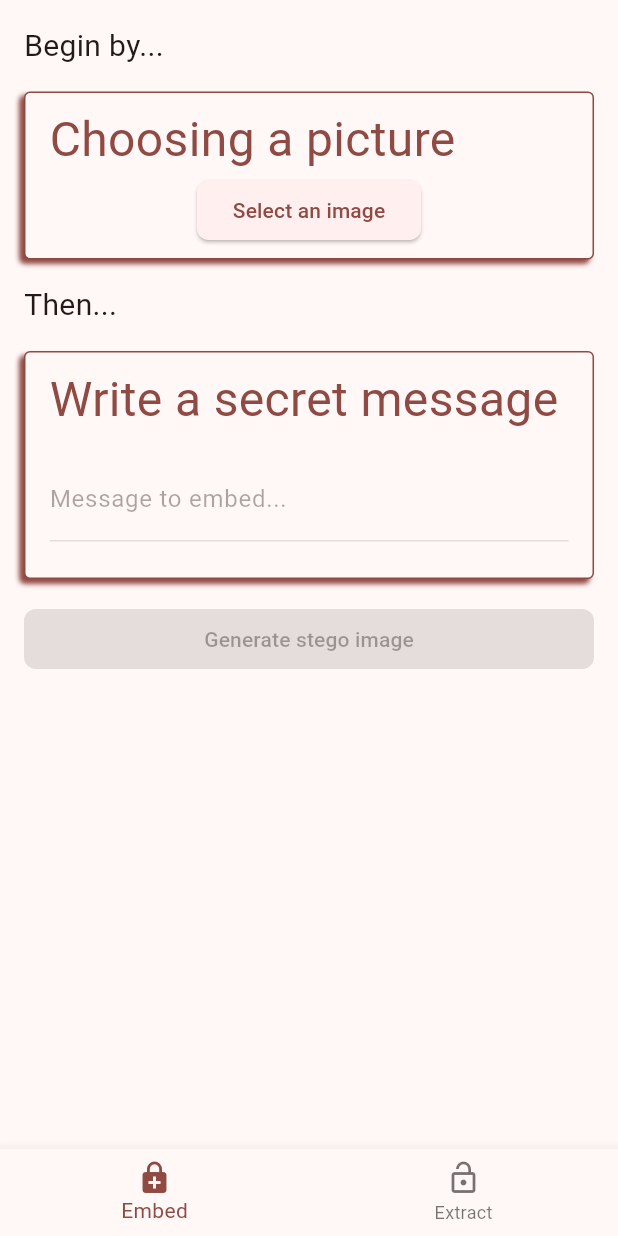
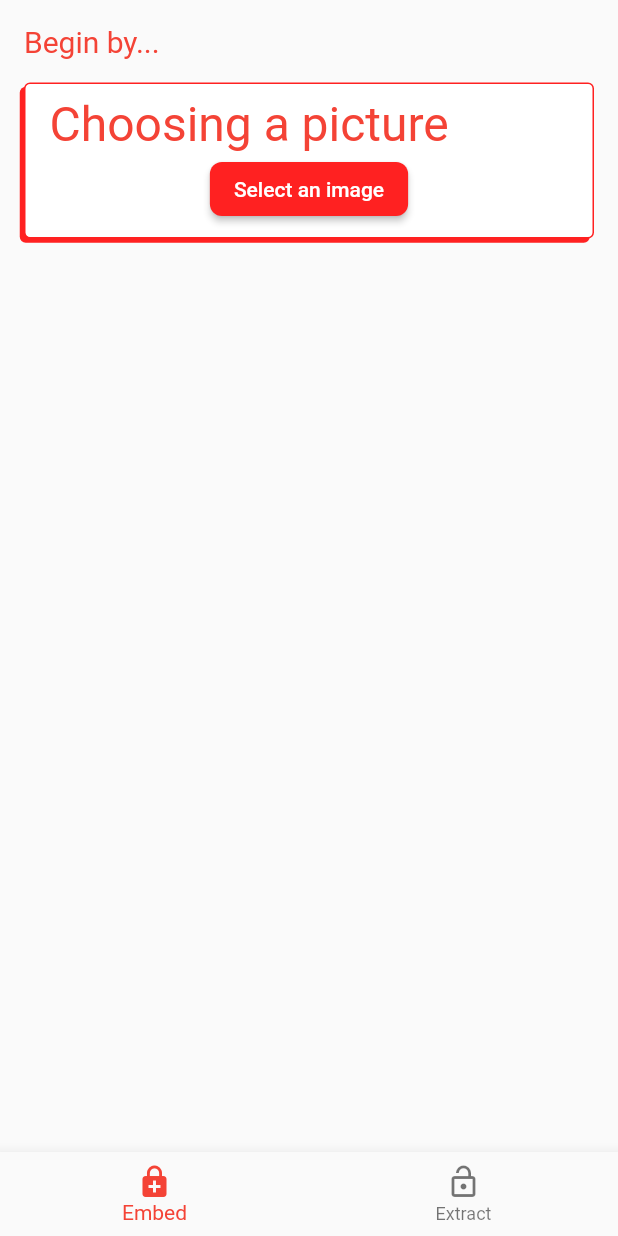
Before and after one commit to Lorenzo-Pappalardo/steganosaurus, a Flutter app: the screen it shows after launch, on a phone screen of 412 x 824 dp. Run offline on Flutter 3.47's test engine with Material 2 defaults, Android fonts, the phone set to English and light mode, and no system bars; drawn by our look-alikes of flutter_progress_hud; our stand-ins replace image_picker, permission_handler.

Commit message:
Added loader modal and changed few other things Changed theming

```diff
--- a/lib/body.dart
+++ b/lib/body.dart
@@ -1,4 +1,5 @@
 import 'package:flutter/material.dart';
+import 'package:flutter_progress_hud/flutter_progress_hud.dart';
 import 'package:image/image.dart' as img;
 import 'package:steganosaurus/home.dart';
 import 'package:steganosaurus/image_picker_and_preview.dart';
@@ -30,6 +31,7 @@ class _BodyState extends State<Body> {
 
   @override
   void didUpdateWidget(covariant Body oldWidget) {
+    _image = null;
     embeddedMessage = null;
     super.didUpdateWidget(oldWidget);
   }
@@ -63,14 +65,26 @@ class _BodyState extends State<Body> {
     });
   }
 
-  void _embedSecretMessage() {
+  void _embedSecretMessage(BuildContext context) {
+    final progress = ProgressHUD.of(context);
+    progress?.show();
+
     embedSecretMessage(
-        _image!, messageToEmbed!, widget.bitsToBeEmbeddedPerPixel);
+            _image!, messageToEmbed!, widget.bitsToBeEmbeddedPerPixel)
+        .then((succeeded) {
+      progress?.dismiss();
+    });
   }
 
-  void _extractSecretMessage() async {
+  void _extractSecretMessage(BuildContext context) async {
+    final progress = ProgressHUD.of(context);
+    progress?.show();
+
     final extractionResult =
         await extractSecretMessage(_image!, widget.bitsToBeEmbeddedPerPixel);
+
+    progress?.dismiss();
+
     setState(() {
       embeddedMessage = extractionResult;
     });
@@ -87,7 +101,7 @@ class _BodyState extends State<Body> {
                 children: [
                   Text(
                     'Begin by...',
-                    style: getBaseTextStyle(20),
+                    style: getBaseTextStyle(context, 20),
                   ),
                   if (widget.modeOfOperation ==
                       ModeOfOperationEnum.generate) ...[
@@ -96,22 +110,23 @@ class _BodyState extends State<Body> {
                       crossAxisAlignment: CrossAxisAlignment.start,
                       children: [
                         Text('Choosing a picture',
-                            style: getAccentedTextStyle(null)),
+                            style: getBaseTextStyle(context, null)),
                         ImagePickerAndPreview(
                             key: const Key("generation"),
                             setImage: _onImagePicked)
                       ],
                     )),
+                    if (_image != null) ...[
                       Text(
                         'Then...',
-                      style: getBaseTextStyle(20),
+                        style: getBaseTextStyle(context, 20),
                       ),
                       MyCard(
                         child: Column(
                           crossAxisAlignment: CrossAxisAlignment.start,
                           children: [
                             Text('Write a secret message',
-                              style: getAccentedTextStyle(null)),
+                                style: getBaseTextStyle(context, null)),
                             SecretMessageInput(
                                 maxCharacters: _image == null
                                     ? 0
@@ -128,10 +143,11 @@ class _BodyState extends State<Body> {
                                   messageToEmbed!.isEmpty
                               ? null
                               : () {
-                                _embedSecretMessage();
+                                  _embedSecretMessage(context);
                                 },
                           style: buttonStyle,
                           child: const Text('Generate stego image'))
+                    ]
                   ],
                   if (widget.modeOfOperation ==
                       ModeOfOperationEnum.extract) ...[
@@ -140,14 +156,15 @@ class _BodyState extends State<Body> {
                       crossAxisAlignment: CrossAxisAlignment.start,
                       children: [
                         Text('Choosing a picture',
-                            style: getAccentedTextStyle(null)),
+                            style: getBaseTextStyle(context, null)),
                         ImagePickerAndPreview(
                             key: const Key("extraction"), setImage: _setImage)
                       ],
                     )),
+                    if (_image != null)
                       FilledButton(
                           onPressed: () {
-                          _extractSecretMessage();
+                            _extractSecretMessage(context);
                           },
                           style: buttonStyle,
                           child: const Text('Extract secret message')),
@@ -157,10 +174,10 @@ class _BodyState extends State<Body> {
                           crossAxisAlignment: CrossAxisAlignment.start,
                           children: [
                             Text('Extracted secret message:',
-                                style: getAccentedTextStyle(null)),
+                                style: getBaseTextStyle(context, null)),
                             Text(
                               embeddedMessage!,
-                              style: getBaseTextStyle(20),
+                              style: getBaseTextStyle(context, 20),
                             )
                           ],
                         ),
--- a/lib/main.dart
+++ b/lib/main.dart
@@ -2,6 +2,7 @@ import 'dart:io';
 
 import 'package:flutter/foundation.dart';
 import 'package:flutter/material.dart';
+import 'package:flutter_progress_hud/flutter_progress_hud.dart';
 import 'package:steganosaurus/home.dart';
 import 'package:steganosaurus/shared/theme.dart';
 
@@ -22,10 +23,10 @@ class MyApp extends StatelessWidget {
   Widget build(BuildContext context) {
     return MaterialApp(
       title: 'Steganosaurus',
-      themeMode: ThemeMode.system,
-      theme: theme,
-      home: const SafeArea(child: Home()),
-      color: accentColor,
+      themeMode: getThemeMode(context),
+      theme: lightTheme,
+      darkTheme: darkTheme,
+      home: ProgressHUD(child: const SafeArea(child: Home())),
     );
   }
 }
--- a/lib/shared/card.dart
+++ b/lib/shared/card.dart
@@ -13,10 +13,6 @@ class MyCard extends StatelessWidget {
 
   MyCard({super.key, required this.child});
 
-  BorderSide getBorder(Color color) {
-    return BorderSide(color: color);
-  }
-
   @override
   Widget build(BuildContext context) {
     return Padding(
@@ -29,9 +25,7 @@ class MyCard extends StatelessWidget {
             boxShadow: [
               BoxShadow(
                   color: Theme.of(context).primaryColor,
-                  offset: boxShadowOffset,
-                  blurStyle: BlurStyle.normal,
-                  blurRadius: 2)
+                  offset: boxShadowOffset)
             ],
             border: Border.all(color: Theme.of(context).primaryColor)),
         child: child,
--- a/lib/shared/text_styles.dart
+++ b/lib/shared/text_styles.dart
@@ -1,14 +1,9 @@
 import 'package:flutter/material.dart';
-import 'package:steganosaurus/shared/theme.dart';
 
 const double fontSizeDefault = 32;
 
-TextStyle getBaseTextStyle(double? fontSize) {
-  return TextStyle(fontSize: fontSize ?? fontSizeDefault);
+TextStyle getBaseTextStyle(BuildContext context, double? fontSize) {
+  return TextStyle(
+      fontSize: fontSize ?? fontSizeDefault,
+      color: Theme.of(context).colorScheme.primary);
 }
-
-TextStyle getAccentedTextStyle(double? fontSize) {
-  TextStyle baseTextStyle = getBaseTextStyle(fontSize);
-
-  return baseTextStyle.merge(TextStyle(color: theme.primaryColor));
-}
--- a/lib/shared/theme.dart
+++ b/lib/shared/theme.dart
@@ -1,11 +1,47 @@
 import 'package:flutter/material.dart';
 
-const Color accentColor = Color.fromRGBO(255, 55, 55, 1);
+const Color accentColor = Color.fromRGBO(255, 33, 33, 1);
 
-ThemeData theme = ThemeData(
-  colorScheme: ColorScheme.fromSeed(
-    seedColor: accentColor,
-  ),
-  fontFamily: 'Roboto',
-  useMaterial3: true,
-);
+ColorScheme getColorScheme(Brightness brightness) {
+  return ColorScheme.fromSwatch(
+      brightness: brightness,
+      accentColor: accentColor,
+      primarySwatch: Colors.red);
+}
+
+FilledButtonThemeData get filledButtonThemeData {
+  return const FilledButtonThemeData(
+      style:
+          ButtonStyle(backgroundColor: MaterialStatePropertyAll(accentColor)));
+}
+
+ElevatedButtonThemeData get elevatedButtonThemeData {
+  return const ElevatedButtonThemeData(
+      style:
+          ButtonStyle(backgroundColor: MaterialStatePropertyAll(accentColor)));
+}
+
+ThemeData get lightTheme {
+  return ThemeData(
+    brightness: Brightness.light,
+    primaryColor: accentColor,
+    colorScheme: getColorScheme(Brightness.light),
+    filledButtonTheme: filledButtonThemeData,
+    elevatedButtonTheme: elevatedButtonThemeData,
+  );
+}
+
+ThemeData get darkTheme {
+  return ThemeData(
+    brightness: Brightness.dark,
+    primaryColor: accentColor,
+    colorScheme: getColorScheme(Brightness.dark),
+    filledButtonTheme: filledButtonThemeData,
+    elevatedButtonTheme: elevatedButtonThemeData,
+  );
+}
+
+ThemeMode getThemeMode(BuildContext context) {
+  final brightness = MediaQuery.of(context).platformBrightness;
+  return brightness == Brightness.light ? ThemeMode.light : ThemeMode.dark;
+}
--- a/pubspec.yaml
+++ b/pubspec.yaml
@@ -39,6 +39,7 @@ dependencies:
   path_provider: ^2.1.0
   image_picker: ^1.0.2
   permission_handler: ^10.4.3
+  flutter_progress_hud: ^2.0.2
 
 dev_dependencies:
   flutter_test:
```
Also changed, not shown: pubspec.lock. Lines whose indentation alone changed are shown as unchanged.
